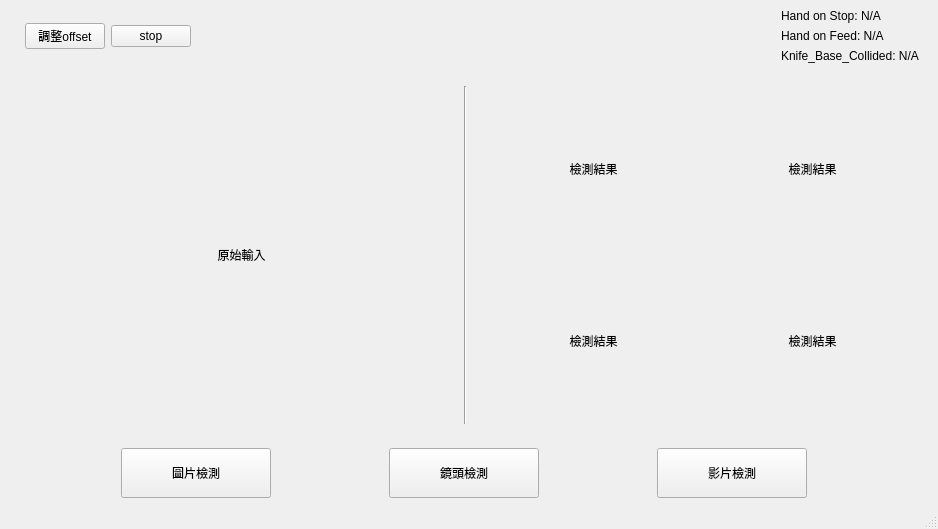
This is pmc_5axis_yolo/ui/main_window.ui in wade00754/pmc-5axis-yolo as Qt 5 draws it before an edit. The edited form follows.
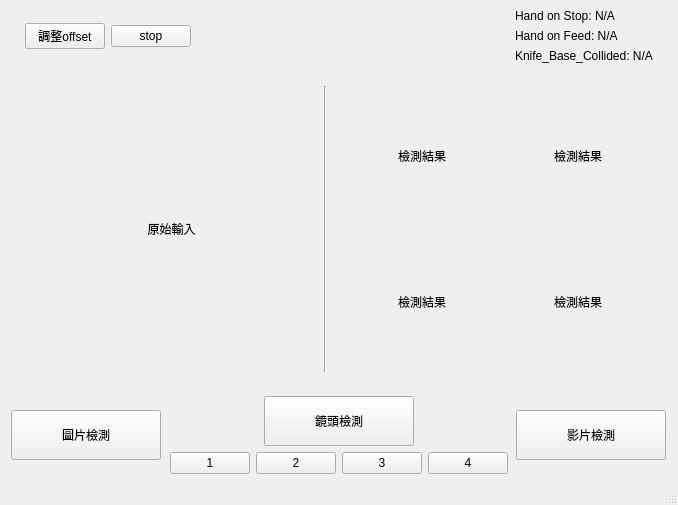
This is the edited form.

Commit message: switch success

What changed in the file:
```diff
--- a/pmc_5axis_yolo/ui/main_window.ui
+++ b/pmc_5axis_yolo/ui/main_window.ui
@@ -6,8 +6,8 @@
    <rect>
     <x>0</x>
     <y>0</y>
-    <width>938</width>
-    <height>529</height>
+    <width>678</width>
+    <height>505</height>
    </rect>
   </property>
   <property name="windowTitle">
@@ -317,8 +317,8 @@
       </property>
      </spacer>
     </item>
-    <item row="4" column="0" colspan="4">
-     <layout class="QHBoxLayout" name="horizontalLayout_3">
+    <item row="4" column="0" colspan="5">
+     <layout class="QHBoxLayout" name="horizontalLayout_5">
       <item>
        <spacer name="horizontalSpacer_5">
         <property name="orientation">
@@ -365,6 +365,8 @@
        </spacer>
       </item>
       <item>
+       <layout class="QVBoxLayout" name="verticalLayout_2">
+        <item alignment="Qt::AlignmentFlag::AlignHCenter">
        <widget class="QPushButton" name="button_camera">
         <property name="sizePolicy">
          <sizepolicy hsizetype="Fixed" vsizetype="Fixed">
@@ -382,6 +384,40 @@
          <string>鏡頭檢測</string>
         </property>
        </widget>
+        </item>
+        <item>
+         <layout class="QHBoxLayout" name="horizontalLayout_3">
+          <item>
+           <widget class="QPushButton" name="camera_change1">
+            <property name="text">
+             <string>1</string>
+            </property>
+           </widget>
+          </item>
+          <item>
+           <widget class="QPushButton" name="camera_change2">
+            <property name="text">
+             <string>2</string>
+            </property>
+           </widget>
+          </item>
+          <item>
+           <widget class="QPushButton" name="camera_change3">
+            <property name="text">
+             <string>3</string>
+            </property>
+           </widget>
+          </item>
+          <item>
+           <widget class="QPushButton" name="camera_change4">
+            <property name="text">
+             <string>4</string>
+            </property>
+           </widget>
+          </item>
+         </layout>
+        </item>
+       </layout>
       </item>
       <item>
        <spacer name="horizontalSpacer_4">
```
Left out of the diff: 50 changed lines with no effect on the pictures. Lines whose indentation alone changed are shown as unchanged. The commit also changes 2 other files.
